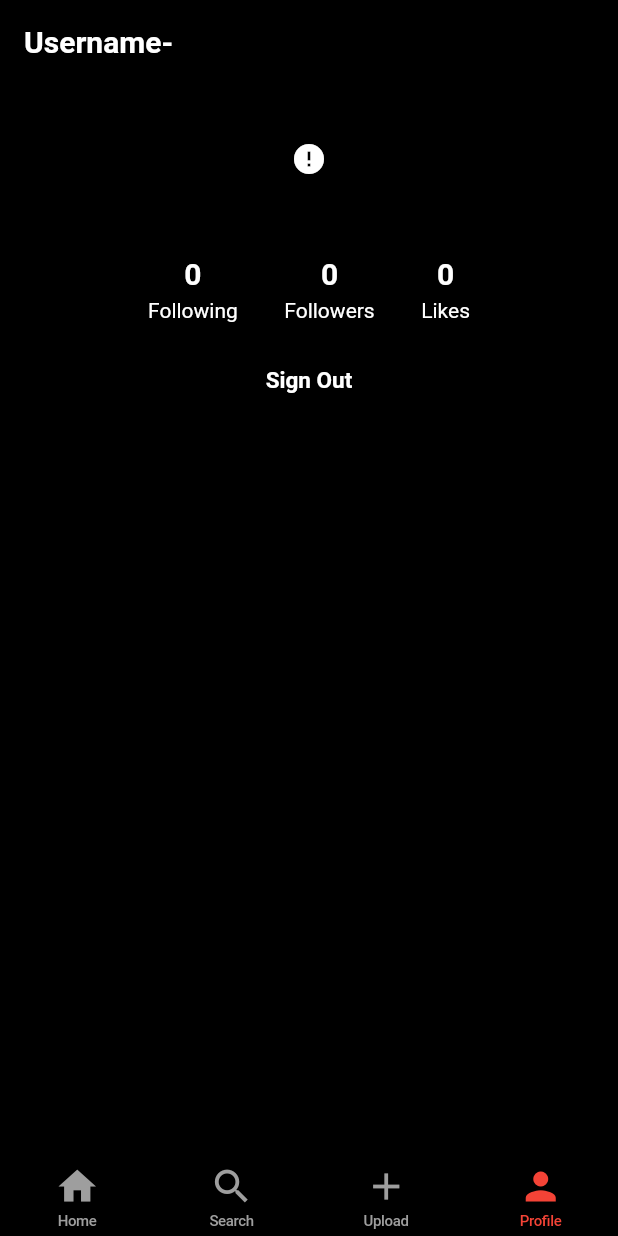
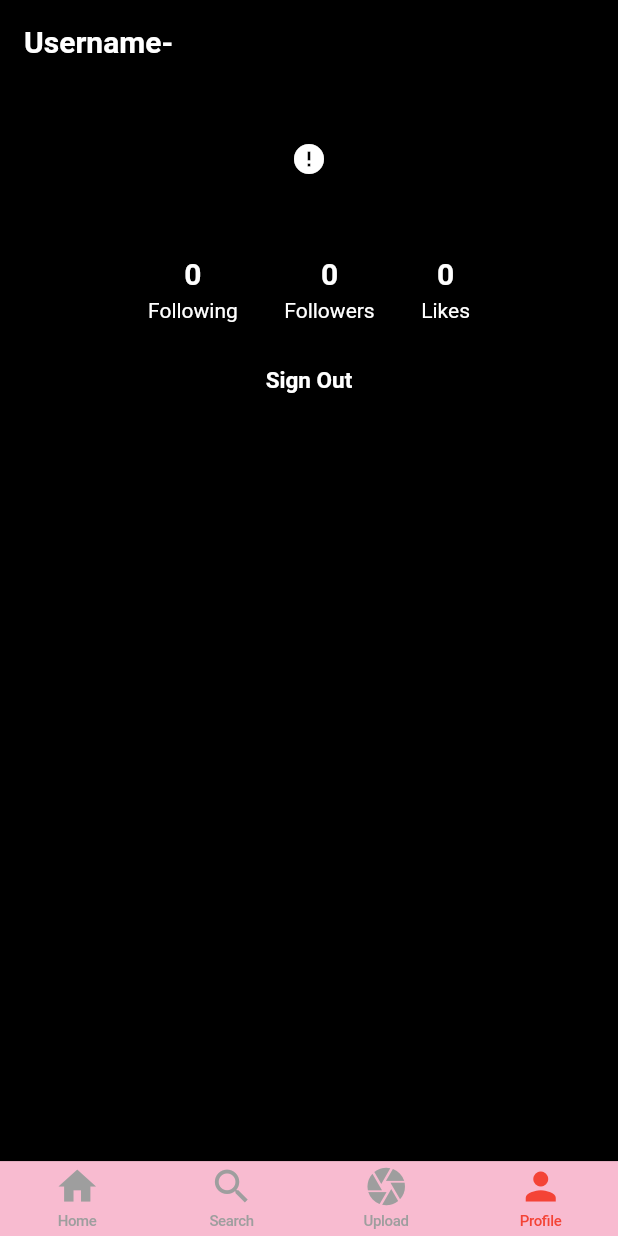
Before and after one commit to ysoni0303/CINS467-mobile-project, a Flutter app: the screen it shows once a user with an empty profile is signed in, item 4 of the bottom bar chosen, on a phone screen of 412 x 824 dp. Run offline on Flutter 3.47's test engine with Material 2 defaults, Android fonts, the phone set to English and light mode, and no system bars; drawn by our look-alikes of cached_network_image; our stand-ins replace cloud_firestore, firebase_auth, firebase_core, firebase_storage, get, image_picker and 3 more; missing offline and left inert: dart:ffi, video_compress; accounts and stored records are empty; network calls fail.

Commit message:
update in code format & changes

```diff
--- a/lib/controllers/auth.dart
+++ b/lib/controllers/auth.dart
@@ -5,7 +5,7 @@ import 'package:image_picker/image_picker.dart';
 import 'package:get/get.dart';
 import 'dart:io' as i;
 
-import '../models/users.dart' as model;
+import '../models/user.dart' as model;
 import '../views/login.dart';
 import '../views/home.dart';
 
--- a/lib/controllers/profile.dart
+++ b/lib/controllers/profile.dart
@@ -2,7 +2,7 @@ import 'package:cloud_firestore/cloud_firestore.dart';
 import 'package:get/get.dart';
 
 import '../controllers/auth.dart';
-import '../models/users.dart';
+import '../models/user.dart';
 
 class ProfileController extends GetxController {
   final Rx<Map<String, dynamic>> _user = Rx<Map<String, dynamic>>({});
--- a/lib/models/users.dart
+++ b/lib/models/user.dart
@@ -1,31 +1,32 @@
 import 'package:cloud_firestore/cloud_firestore.dart';
 
 class User {
+  String uid;
   String name;
+  String email;
   String profilePhoto;
-  String email;
-  String uid;
 
-  User(
-      {required this.name,
-      required this.profilePhoto,
-      required this.email,
-      required this.uid});
+  User({
+    required this.uid,
+    required this.name,
+    required this.email,
+    required this.profilePhoto,
+  });
 
   Map<String, dynamic> toJson() => {
+        "uid": uid,
         "name": name,
+        "email ": email,
         "profilePhoto": profilePhoto,
-        "email ": email,
-        "uid": uid,
       };
 
   static User fromSnap(DocumentSnapshot snap) {
     var snapshot = snap.data() as Map<String, dynamic>;
     print(snapshot);
     return User(
+        uid: snapshot['uid'].toString(),
         name: snapshot['name'].toString(),
-        profilePhoto: snapshot['profilePhoto'].toString(),
         email: snapshot['email'].toString(),
-        uid: snapshot['uid'].toString());
+        profilePhoto: snapshot['profilePhoto'].toString());
   }
 }
--- a/lib/views/home.dart
+++ b/lib/views/home.dart
@@ -34,7 +34,7 @@ class _HomePageState extends State<HomePage> {
           },
           activeColor: Colors.red,
           inactiveColor: Colors.grey,
-          backgroundColor: Colors.black,
+          backgroundColor: Colors.pink[100],
           items: [
             BottomNavigationBarItem(
               icon: Icon(
@@ -52,7 +52,7 @@ class _HomePageState extends State<HomePage> {
             ),
             BottomNavigationBarItem(
               icon: Icon(
-                Icons.add,
+                Icons.camera,
                 size: 30,
               ),
               label: 'Upload',
--- a/lib/views/video.dart
+++ b/lib/views/video.dart
@@ -4,7 +4,7 @@ import 'package:get/get.dart';
 import '../controllers/video.dart';
 import '../controllers/auth.dart';
 import 'comment.dart';
-import '../views/videoplayeritem.dart';
+import '../views/player.dart';
 
 class VideoPage extends StatelessWidget {
   final VideoController _videoController = Get.put(VideoController());
```
Also changed, not shown: lib/views/add_video.dart (+4 -4 lines), lib/views/upload.dart (renamed from lib/views/confirm.dart, +17 -24 lines).
